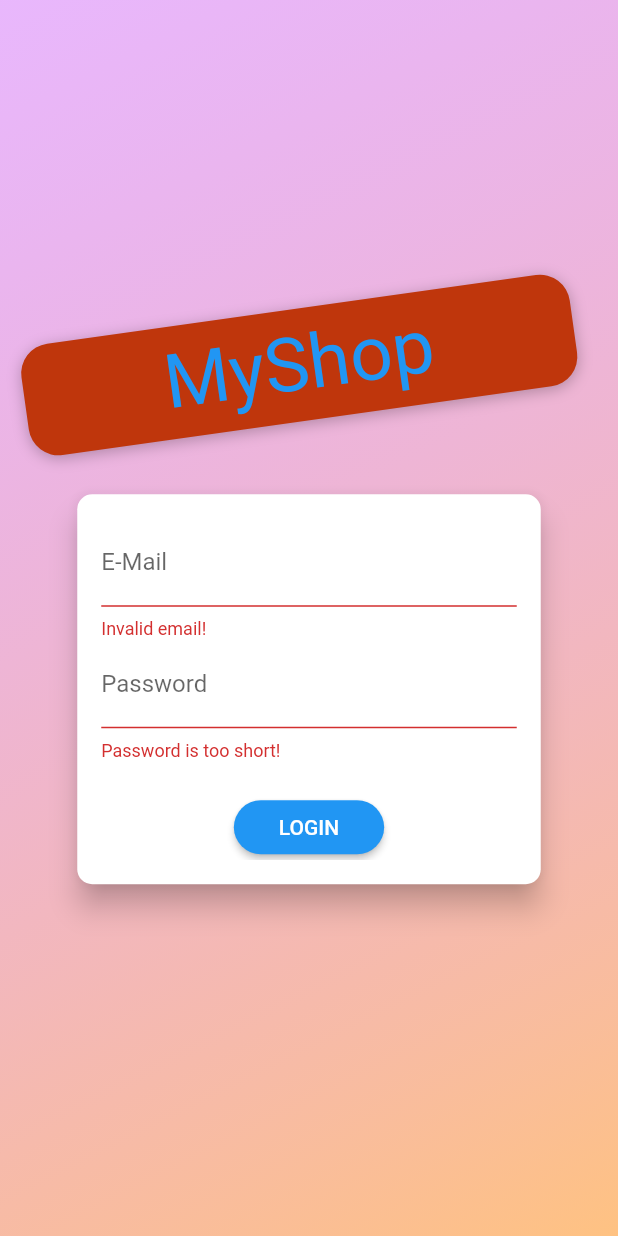
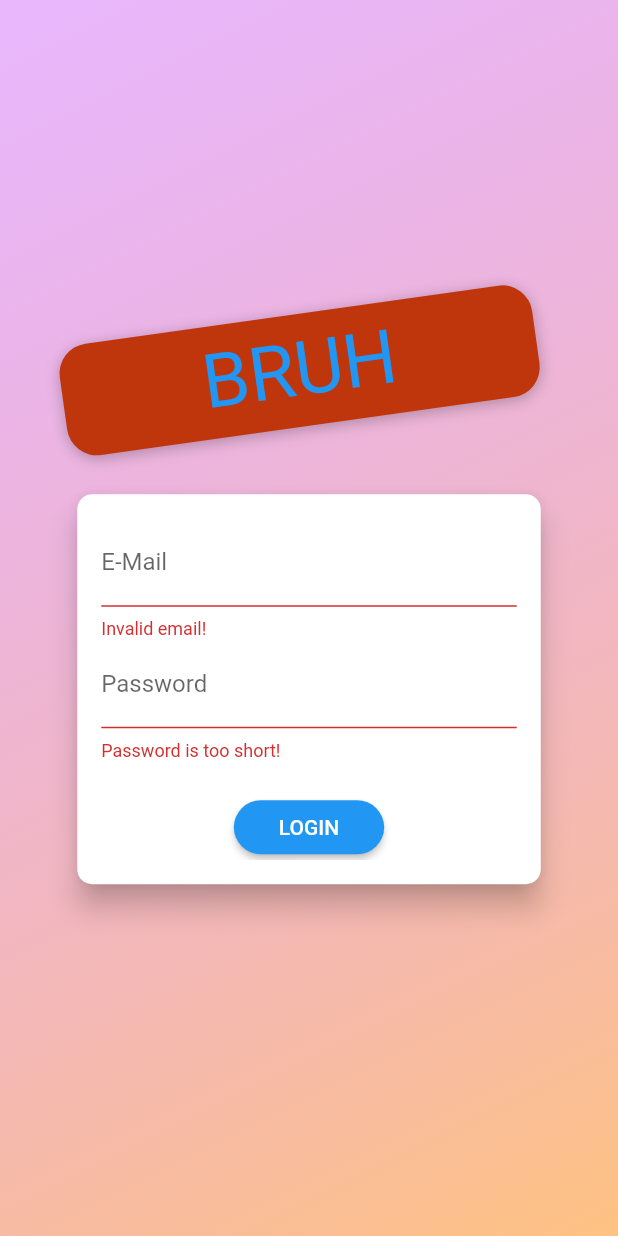
Before and after one commit to AnuragSingh183/Shop-App, a Flutter app: the screen it shows after launch, after a tap on "LOGIN", on a phone screen of 412 x 824 dp. Run offline on Flutter 3.47's test engine with Material 2 defaults, Android fonts, the phone set to English and light mode, and no system bars; network calls fail; Roboto replaces fonts that are missing (Anton).

```diff
--- a/lib/main.dart
+++ b/lib/main.dart
@@ -1,11 +1,12 @@
 import 'package:flutter/material.dart';
+import 'package:shop_app/providers/auth.dart';
 import 'package:shop_app/providers/orders.dart';
 import 'package:shop_app/screens/auth_screen.dart';
 import 'package:shop_app/screens/cart_screen.dart';
 import 'package:shop_app/screens/edit_screen.dart';
 import 'package:shop_app/screens/orders_screen.dart';
 import 'package:shop_app/screens/product_detail.dart';
-import 'package:shop_app/screens/productoverview.dart';
+
 import 'package:shop_app/screens/user_product.dart';
 import './providers/products_provider.dart';
 import 'package:provider/provider.dart';
@@ -20,6 +21,7 @@ class MyApp extends StatelessWidget {
   Widget build(BuildContext context) {
     return MultiProvider(
       providers: [
+        ChangeNotifierProvider.value(value: Auth()),
         ChangeNotifierProvider(
           create: (context) => Products(),
         ),
--- a/lib/providers/orders.dart
+++ b/lib/providers/orders.dart
@@ -3,7 +3,6 @@ import 'dart:convert';
 import 'package:flutter/material.dart';
 import 'package:shop_app/providers/carts.dart';
 import 'package:http/http.dart' as http;
-import 'package:shop_app/widgets/cartitem.dart';
 
 class OrderItem {
   final String id;
--- a/lib/screens/auth_screen.dart
+++ b/lib/screens/auth_screen.dart
@@ -1,6 +1,8 @@
 import 'dart:math';
 
 import 'package:flutter/material.dart';
+import 'package:provider/provider.dart';
+import '../providers/auth.dart';
 
 enum AuthMode { Signup, Login }
 
@@ -57,7 +59,7 @@ class AuthScreen extends StatelessWidget {
                         ],
                       ),
                       child: Text(
-                        'MyShop',
+                        'BRUH',
                         style: TextStyle(
                           color: Theme.of(context).primaryColor,
                           fontSize: 50,
@@ -100,7 +102,7 @@ class _AuthCardState extends State<AuthCard> {
   var _isLoading = false;
   final _passwordController = TextEditingController();
 
-  void _submit() {
+  Future<void> _submit() async {
     if (!_formKey.currentState.validate()) {
       // Invalid!
       return;
@@ -111,8 +113,12 @@ class _AuthCardState extends State<AuthCard> {
     });
     if (_authMode == AuthMode.Login) {
       // Log user in
+      await Provider.of<Auth>(context, listen: false)
+          .login(_authData["email"], _authData["password"]);
     } else {
       // Sign user up
+      await Provider.of<Auth>(context, listen: false)
+          .signup(_authData["email"], _authData["password"]);
     }
     setState(() {
       _isLoading = false;
@@ -209,7 +215,7 @@ class _AuthCardState extends State<AuthCard> {
                   ),
                 FlatButton(
                   child: Text(
-                      '${_authMode == AuthMode.Login ? 'New User ? SIGN IN' : 'Already a user ? LOGIN'}'),
+                      '${_authMode == AuthMode.Login ? 'New User ? SIGN UP' : 'Already a user ? LOGIN'}'),
                   onPressed: _switchAuthMode,
                   padding: EdgeInsets.symmetric(horizontal: 30.0, vertical: 4),
                   materialTapTargetSize: MaterialTapTargetSize.shrinkWrap,
```
Also changed, not shown: lib/providers/auth.dart (added, +35 -0 lines).
